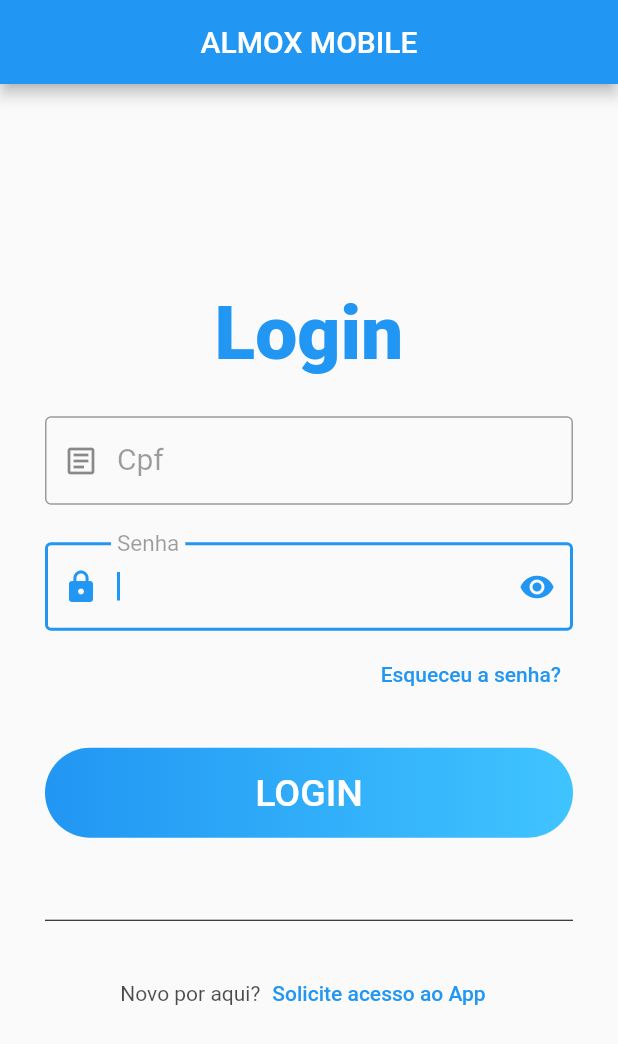
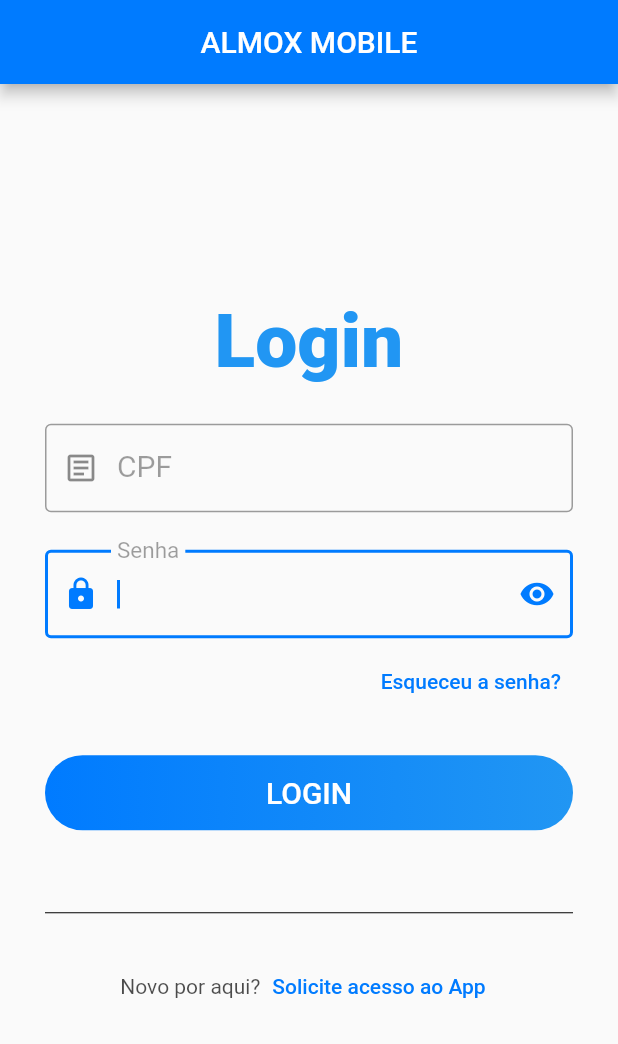
Before and after one commit to SENAI-ads-group/almox-mobile, a Flutter app: the screen it shows after launch, after a tap on "LOGIN", on a phone screen of 412 x 824 dp. Shown: the top 1044 px of the screen. Run offline on Flutter 3.47's test engine with Material 2 defaults, Android fonts, the light colour scheme and no system bars; our stand-ins replace awesome_dialog, brasil_fields, flutter_dotenv, flutter_speed_dial, get; statements that could not run were skipped.

Commit message:
modified:   lib/main.dart 	modified:   lib/src/pages/carregando_dados/carregando_dados_page.dart 	modified:   lib/src/pages/home/home_page.dart 	modified:   lib/src/pages/listagem_requisicoes/listagem_requisicoes.dart 	modified:   lib/src/pages/login/login_page.dart 	modified:   lib/src/pages/login/login_screen.dart 	modified:   lib/src/pages/selecionar_produtos/selecionar_produtos_page.dart

```diff
--- a/lib/main.dart
+++ b/lib/main.dart
@@ -11,13 +11,31 @@ Future<void> main() async {
 
 class MyApp extends StatelessWidget {
   MyApp({Key? key}) : super(key: key);
+  final Color _primaryColor = Color.fromRGBO(0, 123, 255, 1);
 
   @override
   Widget build(BuildContext context) {
     return MaterialApp(
       debugShowCheckedModeBanner: false,
-      title: 'ALMOX',
-      theme: ThemeData(primarySwatch: Colors.blue),
+      title: 'ALMOX MOBILE',
+      theme: ThemeData(
+        brightness: Brightness.light,
+        primarySwatch: MaterialColor(
+          _primaryColor.value,
+          <int, Color>{
+            50: Color(0xFFE3F2FD),
+            100: Color(0xFFBBDEFB),
+            200: Color(0xFF90CAF9),
+            300: Color(0xFF64B5F6),
+            400: Color(0xFF42A5F5),
+            500: _primaryColor,
+            600: Color(0xFF1E88E5),
+            700: Color(0xFF1976D2),
+            800: Color(0xFF1565C0),
+            900: Color(0xFF0D47A1),
+          },
+        ),
+      ),
       home: LoginPage(),
       routes: routes,
     );
--- a/lib/src/pages/login/login_page.dart
+++ b/lib/src/pages/login/login_page.dart
@@ -6,22 +6,14 @@ class LoginPage extends StatelessWidget {
 
   @override
   Widget build(BuildContext context) {
-    return MaterialApp(
-      debugShowCheckedModeBanner: false,
-      title: "Flutter Login UI",
-      theme: ThemeData(
-        primarySwatch: Colors.blue,
-      ),
-      home: Scaffold(
+    return Scaffold(
       appBar: AppBar(
         centerTitle: true,
         title: const Text(
           "ALMOX MOBILE",
         ),
       ),
-
       body: LoginScreen(),
-          ),
     );
   }
 }
--- a/lib/src/pages/login/login_screen.dart
+++ b/lib/src/pages/login/login_screen.dart
@@ -1,4 +1,3 @@
-
 import 'package:brasil_fields/brasil_fields.dart';
 import 'package:flutter/material.dart';
 import 'package:flutter/services.dart';
@@ -46,7 +45,7 @@ class _LoginScreenState extends State<LoginScreen> {
                 ],
                 keyboardType: TextInputType.number,
                 decoration: InputDecoration(
-                  labelText: "Cpf",
+                  labelText: "CPF",
                   border: OutlineInputBorder(),
                   prefixIcon: Icon(Icons.article_outlined),
                   labelStyle: TextStyle(
@@ -74,7 +73,6 @@ class _LoginScreenState extends State<LoginScreen> {
                   border: OutlineInputBorder(),
                   prefixIcon: Icon(Icons.lock),
                   suffixIcon: Icon(Icons.remove_red_eye),
-
                 ),
               ),
               const SizedBox(
@@ -99,37 +97,27 @@ class _LoginScreenState extends State<LoginScreen> {
                 height: 25,
               ),
               Container(
-                height: 60,
+                height: 50,
                 width: double.infinity,
                 decoration: BoxDecoration(
                   borderRadius: BorderRadius.circular(100),
-                  gradient: const LinearGradient(colors: [Colors.blue, Colors.lightBlueAccent]),
+                  gradient: LinearGradient(colors: [Theme.of(context).primaryColor, Colors.blue]),
                 ),
                 child: MaterialButton(
                   onPressed: () {
-                    String cpf = _cpf.text;
-                    if (GetUtils.isCpf(cpf)) {
-                      print('CPF válido');
+                    _msgErroCpf = null;
+                    if (GetUtils.isCpf(_cpf.text)) {
                       Navigator.pushNamed(context, '/home');
                     } else {
                       setState(() {
-                        _msgErroCpf = 'Cpf Inválido';
+                        _msgErroCpf = 'CPF Inválido';
                       });
-
-                      print('CPF inválido');
-                      showAlertDialog1(BuildContext context) {
-                        // configura o button
-                        Widget okButton = FlatButton(
-                          child: Text("OK"),
-                          onPressed: () {},
-                        );
-                      }
                     }
                   },
                   child: const Text(
                     "LOGIN",
                     style: TextStyle(
-                      fontSize: 25,
+                      fontSize: 20,
                       color: Colors.white,
                     ),
                   ),
--- a/lib/src/pages/selecionar_produtos/selecionar_produtos_page.dart
+++ b/lib/src/pages/selecionar_produtos/selecionar_produtos_page.dart
@@ -42,7 +42,7 @@ class _SelecionarProdutosPageState extends State<SelecionarProdutosPage> {
         builder: (context, snapshot) {
           switch (snapshot.connectionState) {
             case ConnectionState.waiting:
-              return CarregandoDadosPage(appBar: AppBar(title: Text('Adicionar Produto')), textoCarregando: 'Carregando Produtos...');
+              return CarregandoDadosPage(textoCarregando: 'Carregando Produtos...', tituloPagina: 'Adicionar Produto');
             default:
               if (snapshot.hasError) {
                 return ErroCarregarDadosPage(textoErro: 'Não foi possível carregar os produtos', tituloPagina: 'Adicionar Produto');
```
Also changed, not shown: lib/src/pages/carregando_dados/carregando_dados_page.dart (+5 -2 lines), lib/src/pages/home/home_page.dart (+11 -0 lines), lib/src/pages/listagem_requisicoes/listagem_requisicoes.dart (+3 -12 lines). Lines whose indentation alone changed are shown as unchanged.
